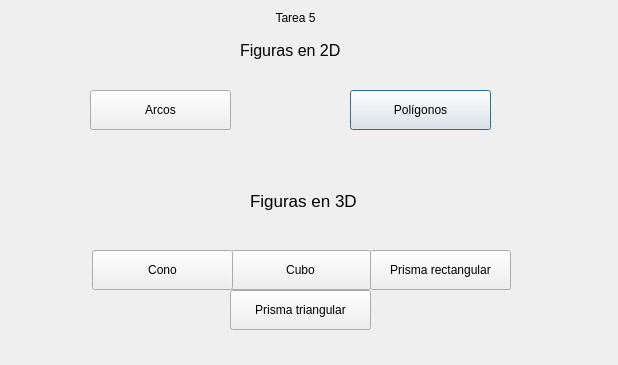
Qt form Pruebas-Tarea-5/dialog.ui (danielroa98/Quinto-Semestre) before a commit.
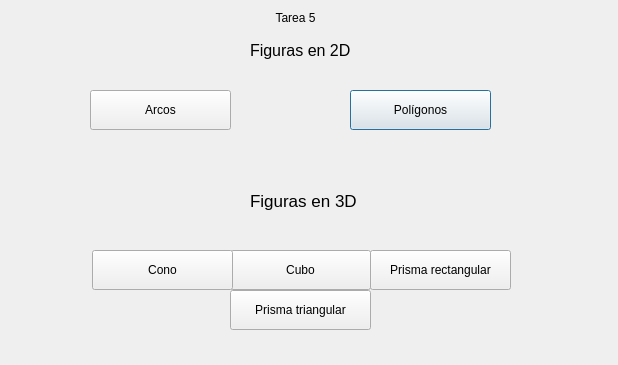
The same form after that commit.

The edit to the form file:
```diff
--- a/Pruebas-Tarea-5/dialog.ui
+++ b/Pruebas-Tarea-5/dialog.ui
@@ -128,7 +128,7 @@
   <widget class="QLabel" name="label_3">
    <property name="geometry">
     <rect>
-     <x>240</x>
+     <x>250</x>
      <y>40</y>
      <width>131</width>
      <height>21</height>
```
